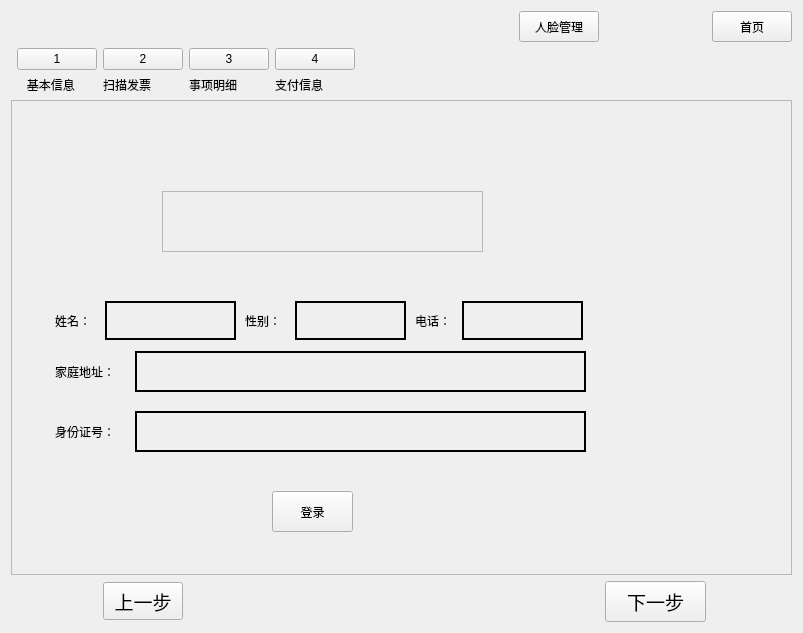
Above: mainwindow.ui from betamake/intelligence before the change. Below: the same form after it.
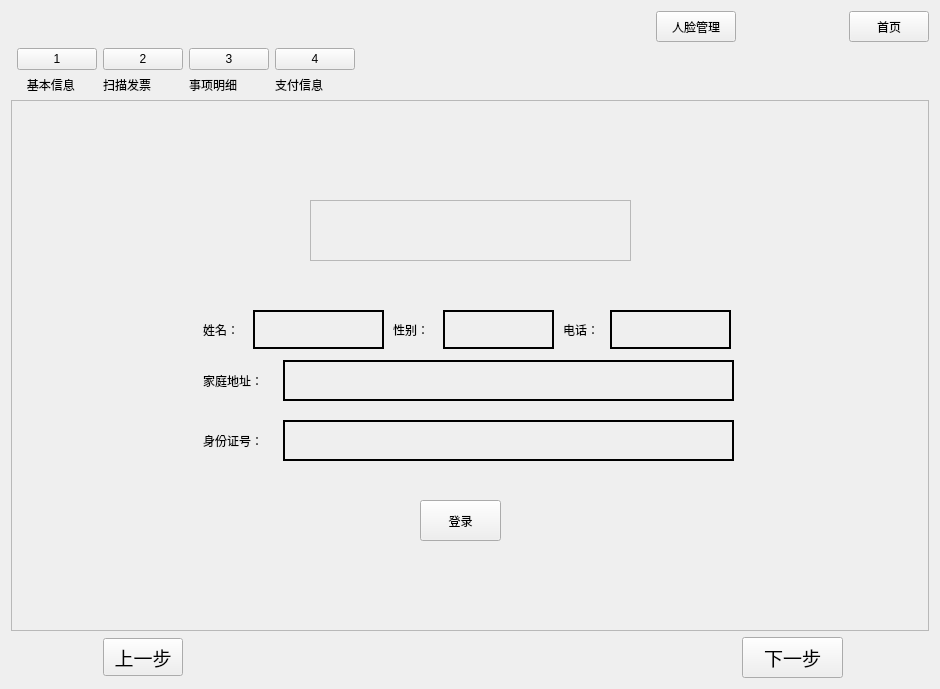
That is the form after the change. The open tabs and pages were chosen to show the change.

Diff of the .ui file:
```diff
--- a/mainwindow.ui
+++ b/mainwindow.ui
@@ -6,8 +6,8 @@
    <rect>
     <x>0</x>
     <y>0</y>
-    <width>803</width>
-    <height>633</height>
+    <width>940</width>
+    <height>689</height>
    </rect>
   </property>
   <property name="sizePolicy">
@@ -731,11 +731,39 @@
       </widget>
      </widget>
      <widget class="QWidget" name="idCard">
+      <layout class="QGridLayout" name="gridLayout_13">
+       <item row="1" column="0" rowspan="2">
+        <spacer name="horizontalSpacer_30">
+         <property name="orientation">
+          <enum>Qt::Horizontal</enum>
+         </property>
+         <property name="sizeHint" stdset="0">
+          <size>
+           <width>89</width>
+           <height>20</height>
+          </size>
+         </property>
+        </spacer>
+       </item>
+       <item row="1" column="1" rowspan="2" colspan="3">
+        <widget class="QWidget" name="widget_6" native="true">
+         <property name="minimumSize">
+          <size>
+           <width>581</width>
+           <height>391</height>
+          </size>
+         </property>
+         <property name="maximumSize">
+          <size>
+           <width>581</width>
+           <height>391</height>
+          </size>
+         </property>
       <widget class="QPushButton" name="idLogin">
        <property name="geometry">
         <rect>
-         <x>260</x>
-         <y>390</y>
+            <x>240</x>
+            <y>330</y>
          <width>81</width>
          <height>41</height>
         </rect>
@@ -753,124 +781,11 @@
         <bool>false</bool>
        </property>
       </widget>
-      <widget class="QLabel" name="idCardNumber">
-       <property name="geometry">
-        <rect>
-         <x>123</x>
-         <y>310</y>
-         <width>451</width>
-         <height>41</height>
-        </rect>
-       </property>
-       <property name="frameShape">
-        <enum>QFrame::WinPanel</enum>
-       </property>
-       <property name="text">
-        <string/>
-       </property>
-      </widget>
-      <widget class="QLabel" name="idAddress">
-       <property name="geometry">
-        <rect>
-         <x>123</x>
-         <y>250</y>
-         <width>451</width>
-         <height>41</height>
-        </rect>
-       </property>
-       <property name="frameShape">
-        <enum>QFrame::WinPanel</enum>
-       </property>
-       <property name="text">
-        <string/>
-       </property>
-      </widget>
-      <widget class="QLabel" name="idName_5">
-       <property name="geometry">
-        <rect>
-         <x>215</x>
-         <y>189</y>
-         <width>61</width>
-         <height>21</height>
-        </rect>
-       </property>
-       <property name="text">
-        <string/>
-       </property>
-      </widget>
-      <widget class="QLabel" name="idUsername">
-       <property name="geometry">
-        <rect>
-         <x>150</x>
-         <y>90</y>
-         <width>321</width>
-         <height>61</height>
-        </rect>
-       </property>
-       <property name="font">
-        <font>
-         <pointsize>16</pointsize>
-         <weight>50</weight>
-         <bold>false</bold>
-        </font>
-       </property>
-       <property name="frameShape">
-        <enum>QFrame::StyledPanel</enum>
-       </property>
-       <property name="text">
-        <string/>
-       </property>
-      </widget>
-      <widget class="QLabel" name="idLabel5">
-       <property name="geometry">
-        <rect>
-         <x>43</x>
-         <y>310</y>
-         <width>81</width>
-         <height>41</height>
-        </rect>
-       </property>
-       <property name="text">
-        <string>身份证号：</string>
-       </property>
-      </widget>
-      <widget class="QLabel" name="idLabel4">
-       <property name="geometry">
-        <rect>
-         <x>43</x>
-         <y>250</y>
-         <width>81</width>
-         <height>41</height>
-        </rect>
-       </property>
-       <property name="frameShape">
-        <enum>QFrame::NoFrame</enum>
-       </property>
-       <property name="text">
-        <string>家庭地址：</string>
-       </property>
-      </widget>
-      <widget class="QLabel" name="idName">
-       <property name="geometry">
-        <rect>
-         <x>93</x>
-         <y>200</y>
-         <width>131</width>
-         <height>39</height>
-        </rect>
-       </property>
-       <property name="frameShape">
-        <enum>QFrame::WinPanel</enum>
-       </property>
-       <property name="text">
-        <string/>
-       </property>
-      </widget>
       <widget class="QLabel" name="idPhone">
        <property name="geometry">
         <rect>
-         <x>450</x>
-         <y>200</y>
+            <x>430</x>
+            <y>140</y>
          <width>121</width>
          <height>39</height>
         </rect>
@@ -882,24 +797,43 @@
         <string/>
        </property>
       </widget>
-      <widget class="QLabel" name="idLabel2">
+         <widget class="QLabel" name="idName">
        <property name="geometry">
         <rect>
-         <x>233</x>
-         <y>200</y>
-         <width>41</width>
+            <x>73</x>
+            <y>140</y>
+            <width>131</width>
          <height>39</height>
         </rect>
        </property>
+          <property name="frameShape">
+           <enum>QFrame::WinPanel</enum>
+          </property>
        <property name="text">
-        <string>性别：</string>
+           <string/>
+          </property>
+         </widget>
+         <widget class="QLabel" name="idLabel4">
+          <property name="geometry">
+           <rect>
+            <x>23</x>
+            <y>190</y>
+            <width>81</width>
+            <height>41</height>
+           </rect>
+          </property>
+          <property name="frameShape">
+           <enum>QFrame::NoFrame</enum>
+          </property>
+          <property name="text">
+           <string>家庭地址：</string>
        </property>
       </widget>
       <widget class="QLabel" name="idSex">
        <property name="geometry">
         <rect>
-         <x>283</x>
-         <y>200</y>
+            <x>263</x>
+            <y>140</y>
          <width>111</width>
          <height>39</height>
         </rect>
@@ -911,11 +845,89 @@
         <string/>
        </property>
       </widget>
+         <widget class="QLabel" name="idUsername">
+          <property name="geometry">
+           <rect>
+            <x>130</x>
+            <y>30</y>
+            <width>321</width>
+            <height>61</height>
+           </rect>
+          </property>
+          <property name="font">
+           <font>
+            <pointsize>16</pointsize>
+            <weight>50</weight>
+            <bold>false</bold>
+           </font>
+          </property>
+          <property name="frameShape">
+           <enum>QFrame::StyledPanel</enum>
+          </property>
+          <property name="text">
+           <string/>
+          </property>
+         </widget>
+         <widget class="QLabel" name="idLabel2">
+          <property name="geometry">
+           <rect>
+            <x>213</x>
+            <y>140</y>
+            <width>41</width>
+            <height>39</height>
+           </rect>
+          </property>
+          <property name="text">
+           <string>性别：</string>
+          </property>
+         </widget>
+         <widget class="QLabel" name="idLabel5">
+          <property name="geometry">
+           <rect>
+            <x>23</x>
+            <y>250</y>
+            <width>81</width>
+            <height>41</height>
+           </rect>
+          </property>
+          <property name="text">
+           <string>身份证号：</string>
+          </property>
+         </widget>
+         <widget class="QLabel" name="idCardNumber">
+          <property name="geometry">
+           <rect>
+            <x>103</x>
+            <y>250</y>
+            <width>451</width>
+            <height>41</height>
+           </rect>
+          </property>
+          <property name="frameShape">
+           <enum>QFrame::WinPanel</enum>
+          </property>
+          <property name="text">
+           <string/>
+          </property>
+         </widget>
+         <widget class="QLabel" name="idLabel">
+          <property name="geometry">
+           <rect>
+            <x>23</x>
+            <y>140</y>
+            <width>51</width>
+            <height>39</height>
+           </rect>
+          </property>
+          <property name="text">
+           <string>姓名：</string>
+          </property>
+         </widget>
       <widget class="QLabel" name="idLabel3">
        <property name="geometry">
         <rect>
-         <x>403</x>
-         <y>200</y>
+            <x>383</x>
+            <y>140</y>
          <width>41</width>
          <height>39</height>
         </rect>
@@ -924,32 +936,71 @@
         <string>电话：</string>
        </property>
       </widget>
-      <widget class="QLabel" name="idLabel">
+         <widget class="QLabel" name="idAddress">
        <property name="geometry">
         <rect>
-         <x>43</x>
-         <y>200</y>
-         <width>51</width>
-         <height>39</height>
-        </rect>
-       </property>
+            <x>103</x>
+            <y>190</y>
+            <width>451</width>
+            <height>41</height>
+           </rect>
+          </property>
+          <property name="frameShape">
+           <enum>QFrame::WinPanel</enum>
+          </property>
        <property name="text">
-        <string>姓名：</string>
-       </property>
-      </widget>
-      <zorder>idLabel5</zorder>
-      <zorder>idLabel4</zorder>
-      <zorder>idLogin</zorder>
-      <zorder>idCardNumber</zorder>
-      <zorder>idAddress</zorder>
-      <zorder>idName_5</zorder>
-      <zorder>idUsername</zorder>
-      <zorder>idName</zorder>
-      <zorder>idPhone</zorder>
-      <zorder>idLabel2</zorder>
-      <zorder>idSex</zorder>
-      <zorder>idLabel3</zorder>
-      <zorder>idLabel</zorder>
+           <string/>
+          </property>
+         </widget>
+        </widget>
+       </item>
+       <item row="1" column="4" rowspan="2">
+        <spacer name="horizontalSpacer_31">
+         <property name="orientation">
+          <enum>Qt::Horizontal</enum>
+         </property>
+         <property name="sizeHint" stdset="0">
+          <size>
+           <width>88</width>
+           <height>20</height>
+          </size>
+         </property>
+        </spacer>
+       </item>
+       <item row="2" column="2">
+        <widget class="QLabel" name="idName_5">
+         <property name="text">
+          <string/>
+         </property>
+        </widget>
+       </item>
+       <item row="3" column="2">
+        <spacer name="verticalSpacer_18">
+         <property name="orientation">
+          <enum>Qt::Vertical</enum>
+         </property>
+         <property name="sizeHint" stdset="0">
+          <size>
+           <width>20</width>
+           <height>40</height>
+          </size>
+         </property>
+        </spacer>
+       </item>
+       <item row="0" column="2">
+        <spacer name="verticalSpacer_17">
+         <property name="orientation">
+          <enum>Qt::Vertical</enum>
+         </property>
+         <property name="sizeHint" stdset="0">
+          <size>
+           <width>20</width>
+           <height>40</height>
+          </size>
+         </property>
+        </spacer>
+       </item>
+      </layout>
      </widget>
      <widget class="QWidget" name="acountReg">
       <widget class="QLabel" name="welcomeLabel_5">
```
Left out of the diff: 2498 changed lines with no effect on the pictures. Lines whose indentation alone changed are shown as unchanged.
